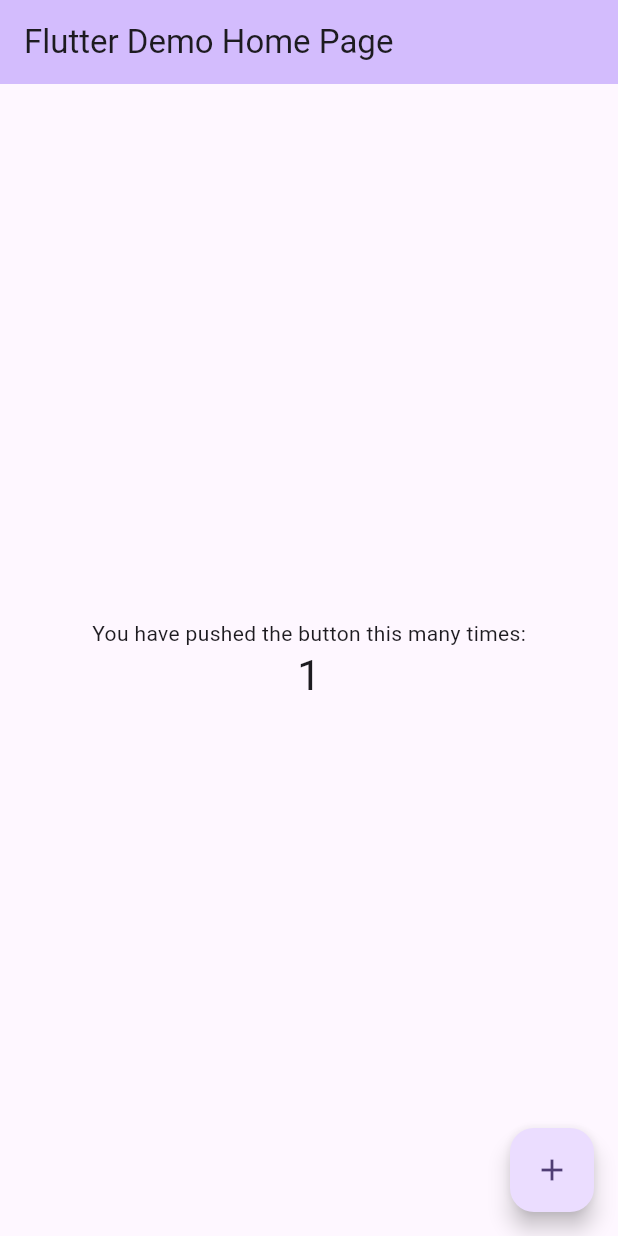
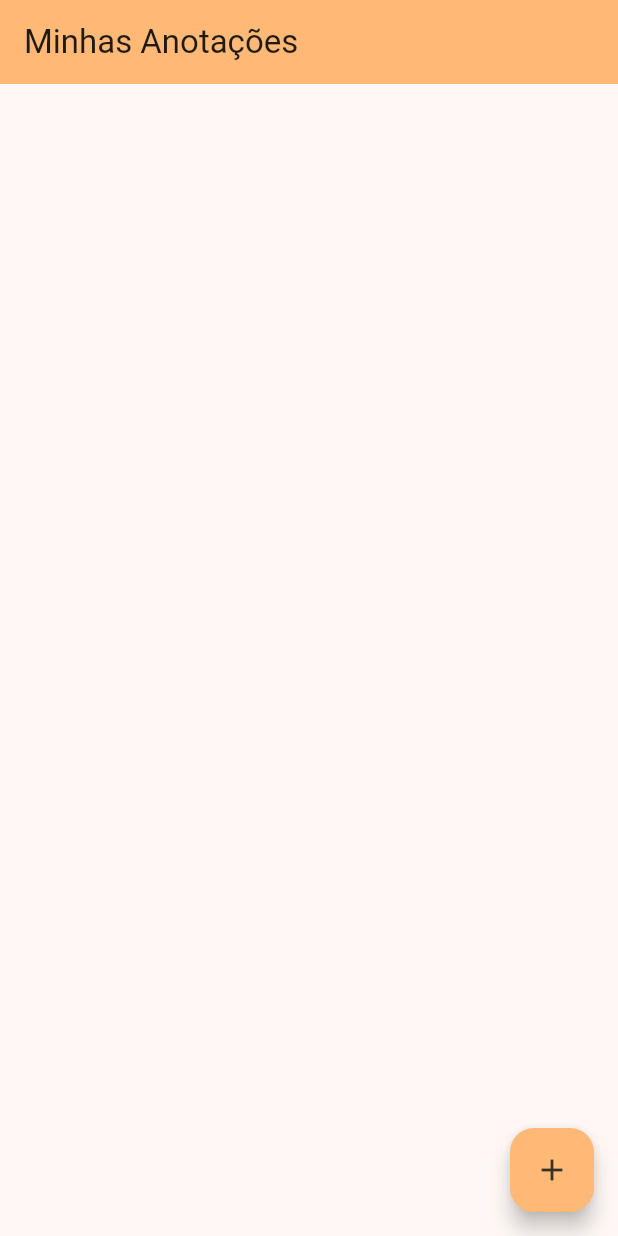
Before and after one commit to AnaLuizanc/NotasDiariasFlutterApp, a Flutter app: the screen it shows after launch, after a tap on the "add" icon, on a phone screen of 412 x 824 dp. Run offline on Flutter 3.47's test engine with Material 3 defaults, Android fonts, the light colour scheme and no system bars.

Commit message:
refactor: Extract MyHomePage to its own file
- Moves the `MyHomePage` stateful widget and its associated state into a new file, `lib/MyHomePage.dart`.
- Cleans up and simplifies the code in `main.dart` by removing extensive comments and refactoring the `MyApp` widget.
- Modifies `MyHomePage` to display a basic layout with an app bar and a floating action button.
- Changes the theme's seed color to orange and hides the debug banner.

```diff
--- /dev/null
+++ b/lib/MyHomePage.dart
@@ -0,0 +1,39 @@
+import 'package:flutter/material.dart';
+
+class MyHomePage extends StatefulWidget {
+  const MyHomePage({super.key, required this.title});
+
+  final String title;
+
+  @override
+  State<MyHomePage> createState() => _MyHomePageState();
+}
+
+class _MyHomePageState extends State<MyHomePage> {
+  int _counter = 0;
+
+  void _exibirTelaCadastro() {
+    setState(() {
+      _counter++;
+    });
+  }
+
+  @override
+  Widget build(BuildContext context) {
+    return Scaffold(
+      appBar: AppBar(
+        backgroundColor: Theme.of(context).colorScheme.inversePrimary,
+        title: const Text("Minhas Anotações"),
+      ),
+      body: Container(),
+      floatingActionButton: FloatingActionButton(
+        backgroundColor: Theme.of(context).colorScheme.inversePrimary,
+        foregroundColor: Theme.of(context).colorScheme.inverseSurface,
+        child: const Icon(Icons.add),
+        onPressed: () {
+          _exibirTelaCadastro();
+        },
+      ),
+    );
+  }
+}
--- a/lib/main.dart
+++ b/lib/main.dart
@@ -1,4 +1,5 @@
 import 'package:flutter/material.dart';
+import 'MyHomePage.dart';
 
 void main() {
   runApp(const MyApp());
@@ -7,119 +8,18 @@
 class MyApp extends StatelessWidget {
   const MyApp({super.key});
 
-  // This widget is the root of your application.
   @override
   Widget build(BuildContext context) {
     return MaterialApp(
+      debugShowCheckedModeBanner: false,
       title: 'Flutter Demo',
       theme: ThemeData(
-        // This is the theme of your application.
-        //
-        // TRY THIS: Try running your application with "flutter run". You'll see
-        // the application has a purple toolbar. Then, without quitting the app,
-        // try changing the seedColor in the colorScheme below to Colors.green
-        // and then invoke "hot reload" (save your changes or press the "hot
-        // reload" button in a Flutter-supported IDE, or press "r" if you used
-        // the command line to start the app).
-        //
-        // Notice that the counter didn't reset back to zero; the application
-        // state is not lost during the reload. To reset the state, use hot
-        // restart instead.
-        //
-        // This works for code too, not just values: Most code changes can be
-        // tested with just a hot reload.
-        colorScheme: ColorScheme.fromSeed(seedColor: Colors.deepPurple),
+        colorScheme: ColorScheme.fromSeed(seedColor: Colors.orange),
         useMaterial3: true,
       ),
-      home: const MyHomePage(title: 'Flutter Demo Home Page'),
+      home: const MyHomePage(
+        title: '',
+      ),
     );
   }
 }
-
-class MyHomePage extends StatefulWidget {
-  const MyHomePage({super.key, required this.title});
-
-  // This widget is the home page of your application. It is stateful, meaning
-  // that it has a State object (defined below) that contains fields that affect
-  // how it looks.
-
-  // This class is the configuration for the state. It holds the values (in this
-  // case the title) provided by the parent (in this case the App widget) and
-  // used by the build method of the State. Fields in a Widget subclass are
-  // always marked "final".
-
-  final String title;
-
-  @override
-  State<MyHomePage> createState() => _MyHomePageState();
-}
-
-class _MyHomePageState extends State<MyHomePage> {
-  int _counter = 0;
-
-  void _incrementCounter() {
-    setState(() {
-      // This call to setState tells the Flutter framework that something has
-      // changed in this State, which causes it to rerun the build method below
-      // so that the display can reflect the updated values. If we changed
-      // _counter without calling setState(), then the build method would not be
-      // called again, and so nothing would appear to happen.
-      _counter++;
-    });
-  }
-
-  @override
-  Widget build(BuildContext context) {
-    // This method is rerun every time setState is called, for instance as done
-    // by the _incrementCounter method above.
-    //
-    // The Flutter framework has been optimized to make rerunning build methods
-    // fast, so that you can just rebuild anything that needs updating rather
-    // than having to individually change instances of widgets.
-    return Scaffold(
-      appBar: AppBar(
-        // TRY THIS: Try changing the color here to a specific color (to
-        // Colors.amber, perhaps?) and trigger a hot reload to see the AppBar
-        // change color while the other colors stay the same.
-        backgroundColor: Theme.of(context).colorScheme.inversePrimary,
-        // Here we take the value from the MyHomePage object that was created by
-        // the App.build method, and use it to set our appbar title.
-        title: Text(widget.title),
-      ),
-      body: Center(
-        // Center is a layout widget. It takes a single child and positions it
-        // in the middle of the parent.
-        child: Column(
-          // Column is also a layout widget. It takes a list of children and
-          // arranges them vertically. By default, it sizes itself to fit its
-          // children horizontally, and tries to be as tall as its parent.
-          //
-          // Column has various properties to control how it sizes itself and
-          // how it positions its children. Here we use mainAxisAlignment to
-          // center the children vertically; the main axis here is the vertical
-          // axis because Columns are vertical (the cross axis would be
-          // horizontal).
-          //
-          // TRY THIS: Invoke "debug painting" (choose the "Toggle Debug Paint"
-          // action in the IDE, or press "p" in the console), to see the
-          // wireframe for each widget.
-          mainAxisAlignment: MainAxisAlignment.center,
-          children: <Widget>[
-            const Text(
-              'You have pushed the button this many times:',
-            ),
-            Text(
-              '$_counter',
-              style: Theme.of(context).textTheme.headlineMedium,
-            ),
-          ],
-        ),
-      ),
-      floatingActionButton: FloatingActionButton(
-        onPressed: _incrementCounter,
-        tooltip: 'Increment',
-        child: const Icon(Icons.add),
-      ), // This trailing comma makes auto-formatting nicer for build methods.
-    );
-  }
-}
```
